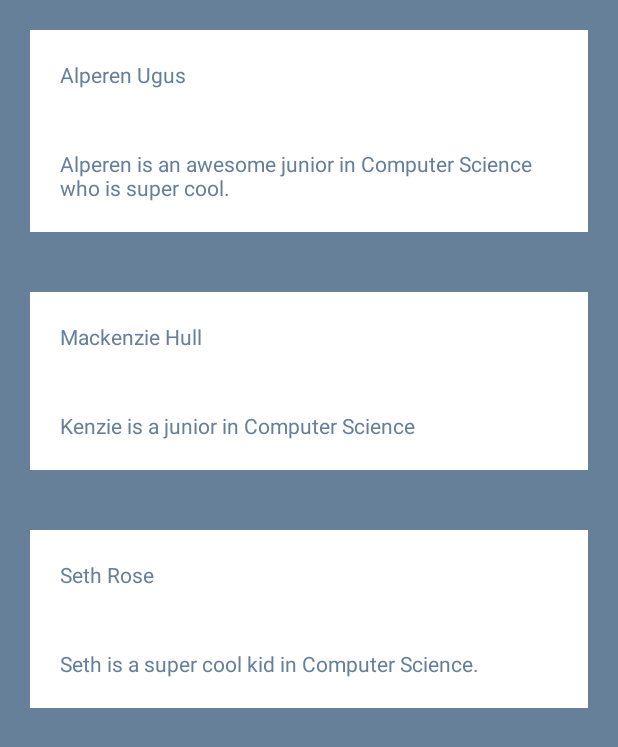
After one commit to alperenugus/InvestSmart, an Android app: the layout about_us.xml on its own in the app's theme, with its tools: preview values and no code run, on a phone screen of 412 x 824 dp. The commit adds this screen. Shown: the top 747 px of the screen. Run offline under Robolectric (Android 15) with nearby library versions, the phone set to English and light mode, and no system bars.

Commit message:
Created about us layout.

```diff
--- /dev/null
+++ b/app/src/main/res/layout/about_us.xml
@@ -0,0 +1,90 @@
+<?xml version="1.0" encoding="utf-8"?>
+<LinearLayout xmlns:android="http://schemas.android.com/apk/res/android"
+    android:orientation="vertical"
+    android:layout_width="match_parent"
+    android:layout_height="match_parent"
+    android:background="#668099">
+
+    <LinearLayout
+        android:layout_width="match_parent"
+        android:layout_height="wrap_content"
+        android:layout_margin="20dp"
+        android:gravity="center"
+        android:orientation="vertical"
+        android:background="@color/white">
+        <TextView
+            android:layout_width="match_parent"
+            android:layout_height="wrap_content"
+            android:id="@+id/about_us_alperen_name"
+            android:text="@string/alperen_ugus"
+            android:gravity="left"
+            android:textColor="#668099"
+            android:layout_margin="20dp">
+        </TextView>
+        <TextView
+            android:layout_width="match_parent"
+            android:layout_height="wrap_content"
+            android:id="@+id/about_us_alperen_info"
+            android:text="@string/about_alperen_ugus"
+            android:gravity="left"
+            android:textColor="#668099"
+            android:layout_margin="20dp">
+        </TextView>
+    </LinearLayout>
+
+    <LinearLayout
+        android:layout_width="match_parent"
+        android:layout_height="wrap_content"
+        android:layout_margin="20dp"
+        android:gravity="center"
+        android:background="@color/white"
+        android:orientation="vertical">
+        <TextView
+            android:layout_width="match_parent"
+            android:layout_height="wrap_content"
+            android:id="@+id/about_us_mackenzie_hull"
+            android:text="@string/mackenzie_hull"
+            android:gravity="left"
+            android:textColor="#668099"
+            android:layout_margin="20dp">
+        </TextView>
+        <TextView
+            android:layout_width="match_parent"
+            android:layout_height="wrap_content"
+            android:id="@+id/about_us_mackenzie_info"
+            android:text="@string/about_mackenzie_hull"
+            android:gravity="left"
+            android:textColor="#668099"
+            android:layout_margin="20dp">
+        </TextView>
+    </LinearLayout>
+
+    <LinearLayout
+        android:layout_width="match_parent"
+        android:layout_height="wrap_content"
+        android:layout_margin="20dp"
+        android:gravity="center"
+        android:background="@color/white"
+        android:orientation="vertical">
+        <TextView
+            android:layout_width="match_parent"
+            android:layout_height="wrap_content"
+            android:id="@+id/about_us_seth_rose"
+            android:text="@string/seth_rose"
+            android:gravity="left"
+            android:textColor="#668099"
+            android:layout_margin="20dp">
+        </TextView>
+        <TextView
+            android:layout_width="match_parent"
+            android:layout_height="wrap_content"
+            android:id="@+id/about_us_seth_info"
+            android:text="@string/about_seth_rose"
+            android:gravity="left"
+            android:textColor="#668099"
+            android:layout_margin="20dp">
+        </TextView>
+    </LinearLayout>
+
+
+</LinearLayout>
--- a/app/src/main/res/values/colors.xml
+++ b/app/src/main/res/values/colors.xml
@@ -3,4 +3,5 @@
     <color name="colorPrimary">#008577</color>
     <color name="colorPrimaryDark">#00574B</color>
     <color name="colorAccent">#D81B60</color>
+    <color name="white">#FFFFFF</color>
 </resources>
--- a/app/src/main/res/values/strings.xml
+++ b/app/src/main/res/values/strings.xml
@@ -34,6 +34,7 @@
     <string name="reset_password">Reset Password</string>
     <string name="reset_password_bottom_text">Having Problems? Click for Support.</string>
 
+    <!--reset_email_screen and reset_account screen-->
     <string name="enter_new_email">Enter new e-mail</string>
     <string name="new_email">New e-mail</string>
     <string name="enter_password">Enter your password</string>
@@ -41,5 +42,12 @@
     <string name="reset_email">Reset e-mail</string>
     <string name="confirm_reset_account">Are you sure you want to reset your account?</string>
 
+    <string name="alperen_ugus">Alperen Ugus</string>
+    <string name="about_alperen_ugus">Alperen is an awesome junior in Computer Science who is super cool.</string>
+    <string name="mackenzie_hull">Mackenzie Hull</string>
+    <string name="about_mackenzie_hull">Kenzie is a junior in Computer Science</string>
+    <string name="seth_rose">Seth Rose</string>
+    <string name="about_seth_rose">Seth is a super cool kid in Computer Science.</string>
+
     <string name="Test">Test</string>
 </resources>
```
